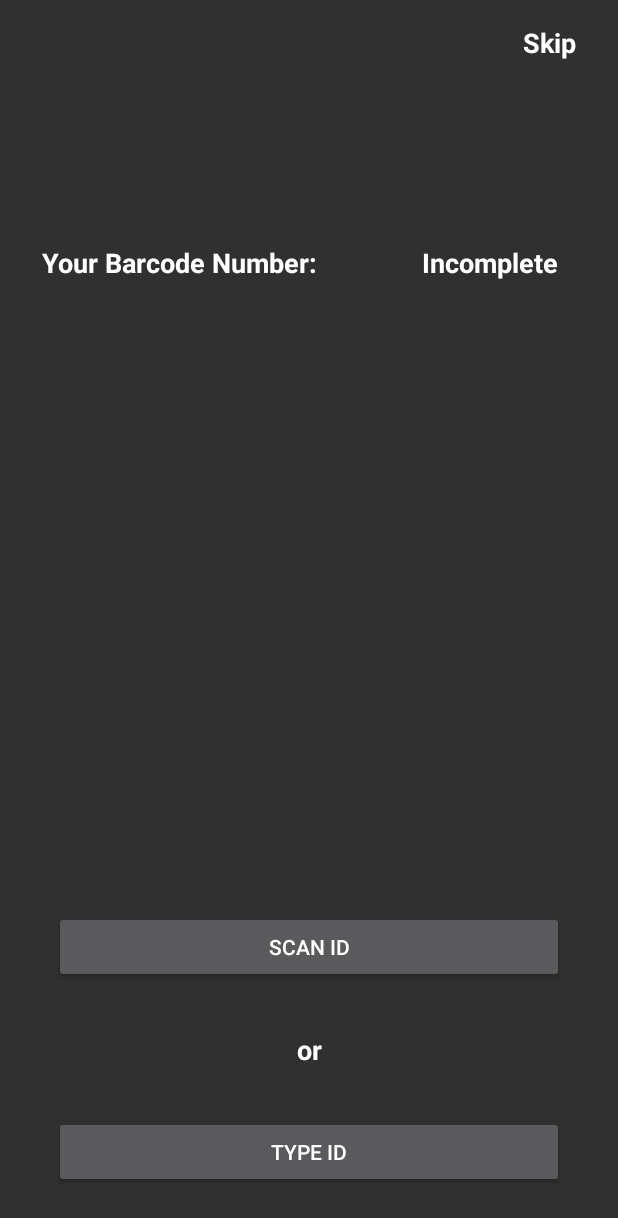
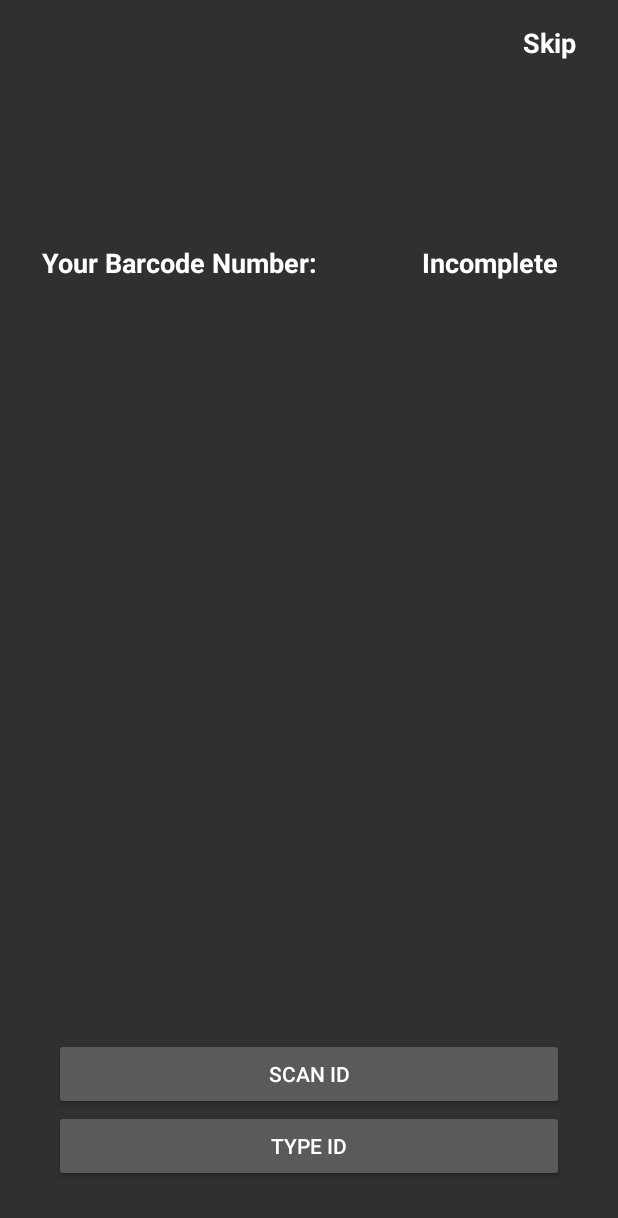
Before and after one commit to chuckan13/digitalpassbookclient, an Android app: the ScanActivity screen opened directly, with no data from a screen before it, on a phone screen of 412 x 824 dp. Shown: the top 1218 px of the screen. Run offline under Robolectric (Android 15) with nearby library versions, the phone set to English and light mode, and no system bars.

Commit message:
Improved Scan Look

```diff
--- a/digitalpassbook2/app/src/main/AndroidManifest.xml
+++ b/digitalpassbook2/app/src/main/AndroidManifest.xml
@@ -32,6 +32,7 @@
             android:label="@string/title_activity_scan"
             android:screenOrientation="portrait"
             android:stateNotNeeded="true"
+            android:noHistory="true"
             tools:ignore="LockedOrientationActivity"
             tools:replace="screenOrientation">
             <intent-filter>
@@ -56,7 +57,8 @@
         </activity>
         <activity
             android:name=".MainActivity"
-            android:label="@string/main_activity">
+            android:label="@string/main_activity"
+            android:noHistory="true">
             <intent-filter>
                 <action android:name="android.intent.action.SEND" />
 
--- a/digitalpassbook2/app/src/main/java/com/example/digitalpassbook2/login/register/ui/ScanActivity.kt
+++ b/digitalpassbook2/app/src/main/java/com/example/digitalpassbook2/login/register/ui/ScanActivity.kt
@@ -13,6 +13,7 @@ import androidx.lifecycle.Observer
 import com.example.digitalpassbook2.MainActivity
 import com.example.digitalpassbook2.R
 import com.example.digitalpassbook2.login.login.ui.LoggedInUserView
+import com.example.digitalpassbook2.login.login.ui.LoginActivity
 import com.google.zxing.integration.android.IntentIntegrator
 import kotlinx.android.synthetic.main.activity_scan.*
 
@@ -99,4 +100,10 @@ class ScanActivity : AppCompatActivity() {
         }
     }
 
+    override fun onBackPressed() {
+        val intent = Intent(this, LoginActivity::class.java)
+        startActivity(intent)
+        setResult(Activity.RESULT_OK)
+    }
+
 }
--- a/digitalpassbook2/app/src/main/res/layout/activity_scan.xml
+++ b/digitalpassbook2/app/src/main/res/layout/activity_scan.xml
@@ -12,31 +12,14 @@
         android:layout_height="wrap_content"
         android:layout_gravity="start"
         android:layout_marginStart="36dp"
-        android:layout_marginTop="16dp"
         android:layout_marginEnd="36dp"
-        android:layout_marginBottom="32dp"
+        android:layout_marginBottom="36dp"
         android:enabled="true"
         android:text="@string/type_here"
         app:layout_constraintBottom_toBottomOf="parent"
         app:layout_constraintEnd_toEndOf="parent"
-        app:layout_constraintStart_toStartOf="parent"
-        app:layout_constraintVertical_bias="1" />
-
-    <TextView
-        android:id="@+id/or_textview"
-        android:layout_width="wrap_content"
-        android:layout_height="wrap_content"
-        android:layout_marginBottom="32dp"
-        android:text="@string/or_textview"
-        android:textColor="@color/white"
-        android:textSize="18sp"
-        android:textStyle="bold"
-        app:layout_constraintBottom_toTopOf="@id/type_button"
-        app:layout_constraintEnd_toEndOf="parent"
-        app:layout_constraintStart_toStartOf="parent"
-        app:layout_constraintVertical_bias="1" >
-
-    </TextView>
+        app:layout_constraintHorizontal_bias="0.0"
+        app:layout_constraintStart_toStartOf="parent" />
 
     <Button
         android:id="@+id/scanner_button"
@@ -44,15 +27,13 @@
         android:layout_height="wrap_content"
         android:layout_gravity="start"
         android:layout_marginStart="36dp"
-        android:layout_marginTop="16dp"
         android:layout_marginEnd="36dp"
-        android:layout_marginBottom="32dp"
         android:enabled="true"
         android:text="@string/scan_here"
-        app:layout_constraintBottom_toTopOf="@id/or_textview"
+        app:layout_constraintBottom_toTopOf="@+id/type_button"
         app:layout_constraintEnd_toEndOf="parent"
-        app:layout_constraintStart_toStartOf="parent"
-        app:layout_constraintVertical_bias="1" />
+        app:layout_constraintHorizontal_bias="0.0"
+        app:layout_constraintStart_toStartOf="parent" />
 
     <TextView
         android:id="@+id/scan_prompt"
```
